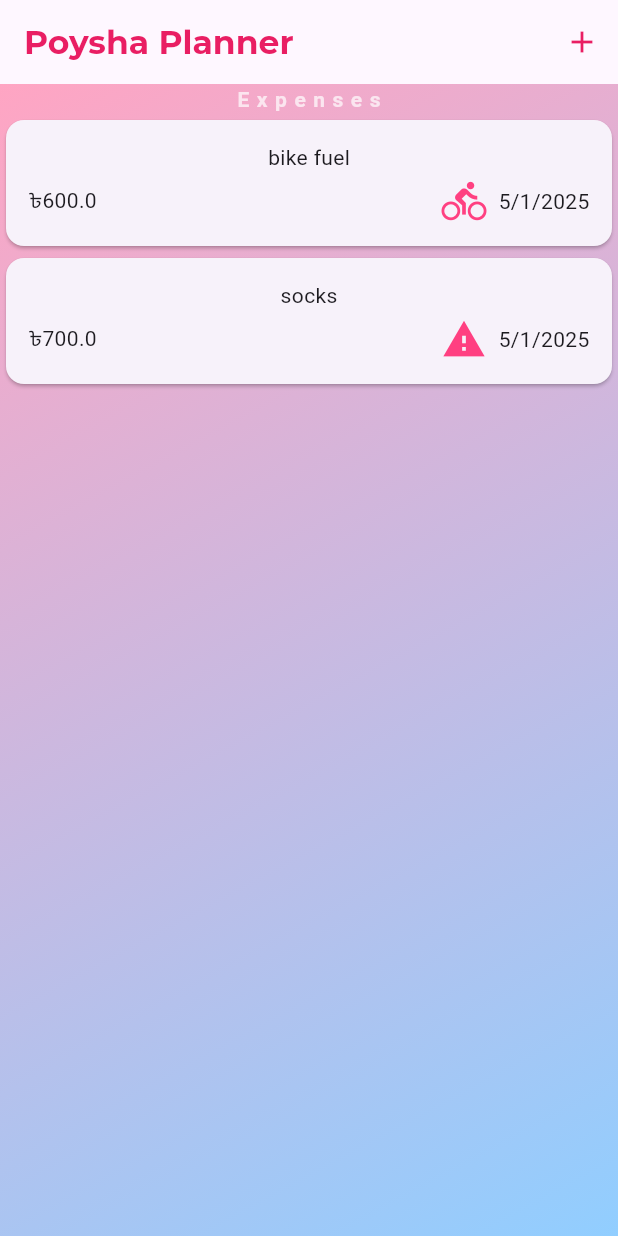
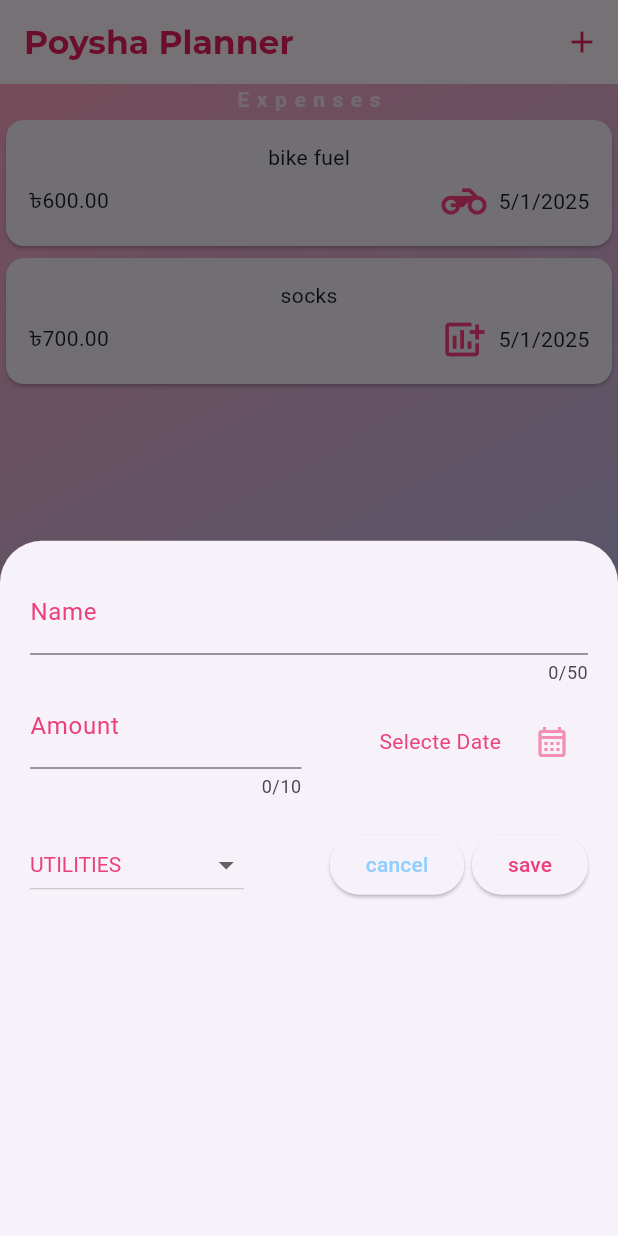
Before and after one commit to Hredoyyy/poysha_planner, a Flutter app: the screen it shows after launch, after a tap on the "add" icon, on a phone screen of 412 x 824 dp. Run offline on Flutter 3.47's test engine with Material 3 defaults, Android fonts, the phone set to English and light mode, and no system bars; our stand-ins replace google_fonts.

Commit message:
Update expense category icons and implement new expense form

```diff
--- a/lib/model/expense.dart
+++ b/lib/model/expense.dart
@@ -10,9 +10,9 @@ enum Categories { food, transportation, entertainment, utilities, other }
 
 const catIcons = {
   Categories.food: Icons.fastfood,
-  Categories.transportation: Icons.directions_bike,
+  Categories.transportation: Icons.motorcycle_sharp,
   Categories.entertainment: Icons.movie,
-  Categories.utilities: Icons.warning,
+  Categories.utilities: Icons.add_chart,
   Categories.other: Icons.category,
 };
 
--- a/lib/widgets/expenses.dart
+++ b/lib/widgets/expenses.dart
@@ -3,6 +3,7 @@ import 'package:flutter/material.dart';
 import 'package:poysha_planner/model/expense.dart';
 import 'package:poysha_planner/widgets/expenses_list/expense_list.dart';
 import 'package:google_fonts/google_fonts.dart';
+import 'package:poysha_planner/widgets/new_expense.dart';
 
 class Expenses extends StatefulWidget {
   const Expenses({super.key});
@@ -26,6 +27,11 @@ class _ExpensesState extends State<Expenses> {
       category: Categories.utilities,
     ),
   ];
+
+  _openAddExpenseOverlay() {
+    showModalBottomSheet(context: context, builder: (ctx) => NewExpense());
+  }
+
   @override
   Widget build(BuildContext context) {
     return Scaffold(
@@ -39,7 +45,7 @@ class _ExpensesState extends State<Expenses> {
         ),
         actions: [
           IconButton(
-            onPressed: () {},
+            onPressed: _openAddExpenseOverlay,
             icon: const Icon(Icons.add, color: Colors.pink),
           ),
         ],
--- a/lib/widgets/expenses_list/expense_item.dart
+++ b/lib/widgets/expenses_list/expense_item.dart
@@ -17,7 +17,7 @@ class ExpenseItem extends StatelessWidget {
             const SizedBox(height: 4),
             Row(
               children: [
-                Text('৳${expense.amount.toString()}'),
+                Text('৳${expense.amount.toStringAsFixed(2)}'),
                 const Spacer(),
                 Row(
                   children: [
--- /dev/null
+++ b/lib/widgets/new_expense.dart
@@ -0,0 +1,176 @@
+import 'package:flutter/foundation.dart';
+import 'package:flutter/material.dart';
+import 'package:poysha_planner/model/expense.dart';
+
+class NewExpense extends StatefulWidget {
+  const NewExpense({super.key});
+  @override
+  State<NewExpense> createState() {
+    return _NewExpenseState();
+  }
+}
+
+class _NewExpenseState extends State<NewExpense> {
+  final _nameController = TextEditingController();
+  final _amountController = TextEditingController();
+  DateTime? _selectedDate;
+  Categories _selectedCategory = Categories.utilities;
+
+  @override
+  void dispose() {
+    _nameController.dispose();
+    _amountController.dispose();
+    super.dispose();
+  }
+
+  void _presentDatePicker() async {
+    final now = DateTime.now();
+    final pickedDate = await showDatePicker(
+      context: context,
+      initialDate: now,
+      firstDate: DateTime(now.year - 1),
+      lastDate: now,
+      builder: (context, child) {
+        return Theme(
+          data: Theme.of(context).copyWith(
+            colorScheme: ColorScheme.light(
+              primary: Colors.cyan[200]!, // Header background color
+              onPrimary: Colors.white, // Header text color
+              onSurface: Colors.cyan[400]!, // Body text color
+            ),
+            textButtonTheme: TextButtonThemeData(
+              style: TextButton.styleFrom(
+                foregroundColor: Colors.cyan[200], // Button text color
+              ),
+            ),
+          ),
+          child: child!,
+        );
+      },
+    );
+    setState(() {
+      _selectedDate = pickedDate;
+    });
+  }
+
+  // var _enteredName = '';
+
+  // void _saveName(String inputName) {
+  //   _enteredName = inputName;
+  // }
+
+  @override
+  Widget build(BuildContext context) {
+    return Padding(
+      padding: EdgeInsets.all(20),
+      child: Column(
+        children: [
+          TextField(
+            controller: _nameController,
+            maxLength: 50,
+            decoration: InputDecoration(
+              labelText: 'Name',
+              labelStyle: TextStyle(color: Colors.pink[400]),
+              focusedBorder: UnderlineInputBorder(
+                borderSide: BorderSide(color: Colors.pink[200]!),
+              ),
+            ),
+            cursorColor: Colors.pink[100],
+          ),
+
+          Row(
+            children: [
+              Expanded(
+                child: TextField(
+                  controller: _amountController,
+                  maxLength: 10,
+                  decoration: InputDecoration(
+                    prefixText: '৳ ',
+                    prefixStyle: TextStyle(color: Colors.pink[100]),
+                    labelText: 'Amount',
+                    labelStyle: TextStyle(color: Colors.pink[400]),
+
+                    focusedBorder: UnderlineInputBorder(
+                      borderSide: BorderSide(color: Colors.pink[200]!),
+                    ),
+                  ),
+                  keyboardType: TextInputType.number,
+                  cursorColor: Colors.pink[100],
+                ),
+              ),
+              SizedBox(width: 10),
+              Expanded(
+                child: Row(
+                  mainAxisAlignment: MainAxisAlignment.end,
+                  crossAxisAlignment: CrossAxisAlignment.center,
+                  children: [
+                    Text(
+                      _selectedDate == null
+                          ? 'Selecte Date'
+                          : formatter.format(_selectedDate!),
+                      style: TextStyle(color: Colors.pink[400]),
+                    ),
+                    SizedBox(width: 10),
+                    IconButton(
+                      onPressed: () {
+                        _presentDatePicker();
+                      },
+                      icon: const Icon(Icons.calendar_month_outlined),
+                      color: Colors.pink[200],
+                    ),
+                  ],
+                ),
+              ),
+            ],
+          ),
+          SizedBox(height: 20),
+          Row(
+            children: [
+              DropdownButton(
+                style: TextStyle(color: Colors.pink[400]),
+                dropdownColor: Colors.pink[50],
+                value: _selectedCategory,
+                items:
+                    Categories.values
+                        .map(
+                          (category) => DropdownMenuItem(
+                            value: category,
+                            child: Text(category.name.toUpperCase()),
+                          ),
+                        )
+                        .toList(),
+                onChanged: (value) {
+                  if (value == null) {
+                    return;
+                  }
+                  setState(() {
+                    _selectedCategory = value;
+                  });
+                  ;
+                },
+              ),
+              const Spacer(),
+              ElevatedButton(
+                onPressed: () {
+                  Navigator.of(context).pop();
+                },
+                child: const Text(
+                  "cancel",
+                  style: TextStyle(color: Color.fromARGB(255, 145, 206, 255)),
+                ),
+              ),
+              SizedBox(width: 5),
+              ElevatedButton(
+                onPressed: () {
+                  print(_nameController.text);
+                  print(_amountController.text);
+                },
+                child: Text("save", style: TextStyle(color: Colors.pink[400])),
+              ),
+            ],
+          ),
+        ],
+      ),
+    );
+  }
+}
```
